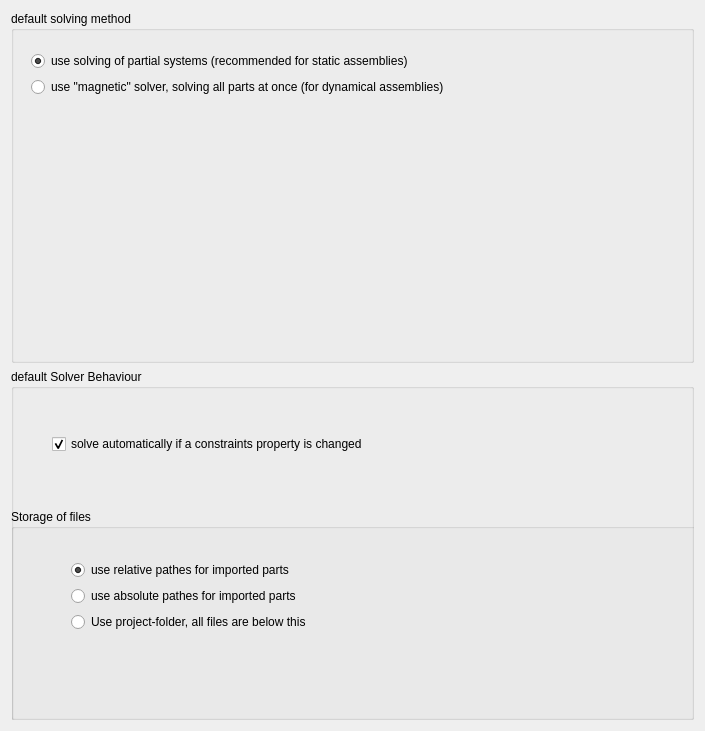
Before: the Qt Designer form GuiA2p/Resources/ui/a2p_prefs.ui in kbwbe/A2plus, drawn with Qt 5.
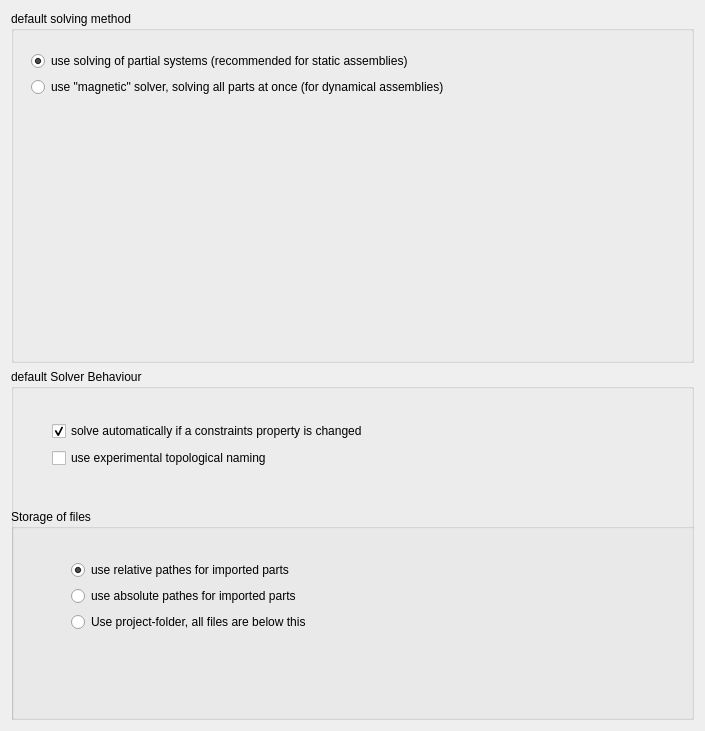
After: the same form once the commit is applied. Custom widgets are drawn as their Qt base class.

Commit message: modified preferences page

Patch:
```diff
--- a/GuiA2p/Resources/ui/a2p_prefs.ui
+++ b/GuiA2p/Resources/ui/a2p_prefs.ui
@@ -26,7 +26,7 @@
          <rect>
           <x>9</x>
           <y>29</y>
-          <width>481</width>
+          <width>591</width>
           <height>141</height>
          </rect>
         </property>
@@ -203,6 +203,19 @@
          </property>
         </widget>
        </item>
+       <item>
+        <widget class="Gui::PrefCheckBox" name="checkBox">
+         <property name="text">
+          <string>use experimental topological naming</string>
+         </property>
+         <property name="prefEntry" stdset="0">
+          <cstring>useTopoNaming</cstring>
+         </property>
+         <property name="prefPath" stdset="0">
+          <cstring>Mod/A2plus</cstring>
+         </property>
+        </widget>
+       </item>
       </layout>
      </widget>
     </widget>
```
